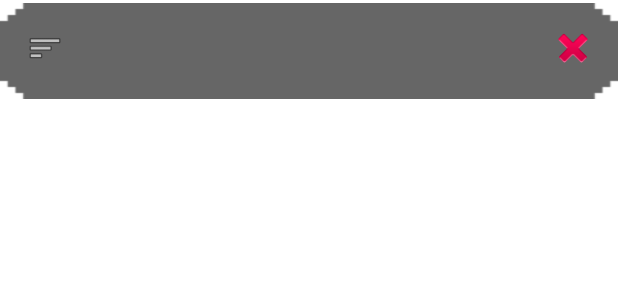
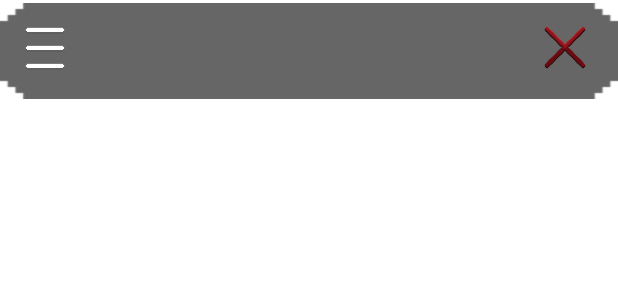
Before and after one commit to xZept/fitquest, an Android app built with Jetpack Compose: the layout item_editable_exercise.xml on its own in the app's theme, with its tools: preview values and no code run, on a phone screen of 412 x 824 dp. Shown: the top 300 px of the screen. Run offline under Robolectric (Android 15) with nearby library versions, the light colour scheme and no system bars.

Commit message:
added sort and delete icon

```diff
--- a/app/src/main/res/layout/activity_quest_preview.xml
+++ b/app/src/main/res/layout/activity_quest_preview.xml
@@ -20,7 +20,6 @@
         android:paddingHorizontal="20dp" />
 
     <!-- bottom button bar stays the same -->
-
 
     <LinearLayout
         android:layout_width="match_parent"
--- a/app/src/main/res/layout/item_editable_exercise.xml
+++ b/app/src/main/res/layout/item_editable_exercise.xml
@@ -13,8 +13,7 @@
         android:layout_width="36dp"
         android:layout_height="36dp"
         android:padding="6dp"
-        android:src="@android:drawable/ic_menu_sort_by_size"
-        android:background="@android:color/transparent"
+        android:background="@drawable/icon_sort"
         android:contentDescription="Reorder" />
 
     <LinearLayout
@@ -42,7 +41,7 @@
         android:id="@+id/btn_delete"
         android:layout_width="36dp"
         android:layout_height="36dp"
-        android:src="@android:drawable/ic_delete"
-        android:background="@android:color/transparent"
+        android:layout_marginRight="5dp"
+        android:background="@drawable/icon_delete"
         android:contentDescription="Delete" />
 </LinearLayout>
```
Also changed, not shown: app/src/main/res/drawable/icon_delete.png (added), app/src/main/res/drawable/icon_sort.png (added).
